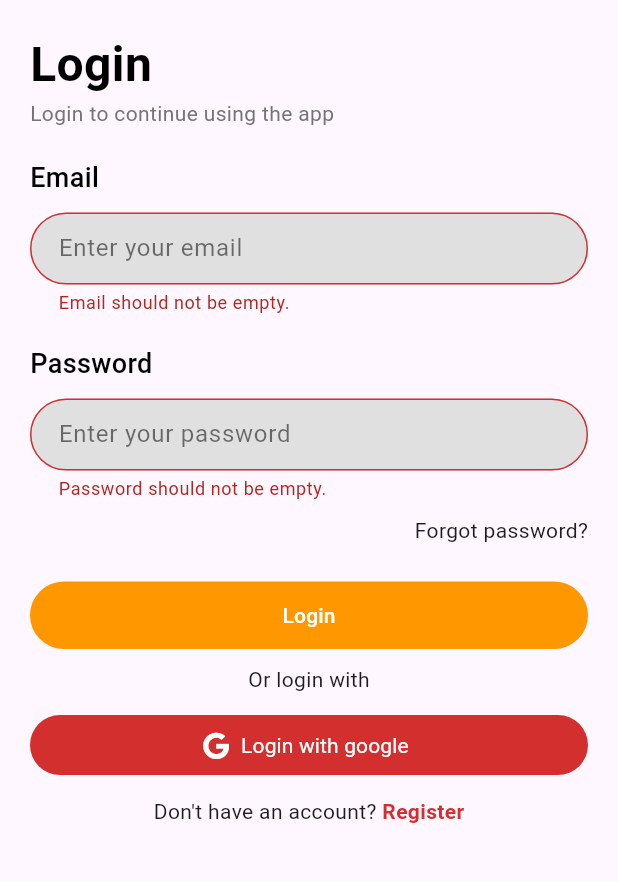
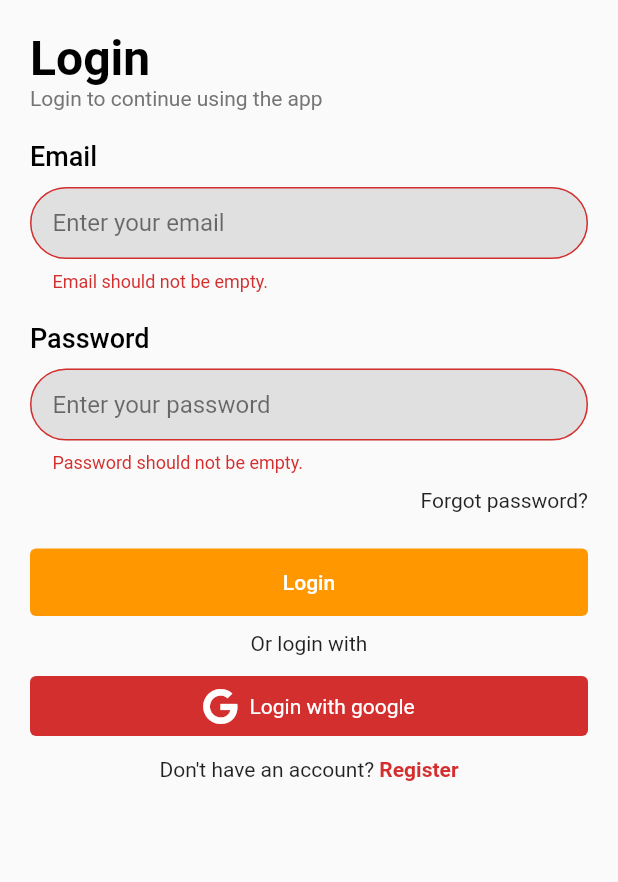
Before and after one commit to MohammedGhazaly/todo__firebase, a Flutter app: the screen it shows after launch, after a tap on "Login", after a tap on "Login with google", on a phone screen of 412 x 824 dp, the part 203-1085 px from its top. Run offline on Flutter 3.47's test engine with Material 2 defaults, Android fonts, the phone set to English and light mode, and no system bars; our stand-ins replace cloud_firestore, email_validator, firebase_auth, firebase_core, font_awesome_flutter, google_sign_in; accounts and stored records are empty.

```diff
--- a/lib/main.dart
+++ b/lib/main.dart
@@ -5,6 +5,7 @@ import 'package:provider/provider.dart';
 import 'package:todo_firebase/firebase_options.dart';
 import 'package:todo_firebase/views/auths/auth_provider/auth_provider.dart';
 import 'package:todo_firebase/views/auths/login.dart';
+import 'package:todo_firebase/views/homepage/category_provider/category_provider.dart';
 import 'package:todo_firebase/views/homepage/home_page.dart';
 
 void main() async {
@@ -15,6 +16,9 @@ void main() async {
       providers: [
         ChangeNotifierProvider(
           create: (_) => AuthProvider(),
+        ),
+        ChangeNotifierProvider(
+          create: (_) => CategoryProvider(),
         ),
       ],
       child: const MyApp(),
@@ -50,7 +54,13 @@ class _MyAppState extends State<MyApp> {
       debugShowCheckedModeBanner: false,
       title: 'Flutter Demo',
       theme: ThemeData(
-        useMaterial3: true,
+        // useMaterial3: true,
+        appBarTheme: const AppBarTheme(
+          backgroundColor: Colors.white,
+          centerTitle: true,
+          foregroundColor: Colors.orange,
+          elevation: 3,
+        ),
       ),
       home: (FirebaseAuth.instance.currentUser != null &&
               FirebaseAuth.instance.currentUser!.emailVerified)
--- a/lib/views/auths/auth_provider/auth_provider.dart
+++ b/lib/views/auths/auth_provider/auth_provider.dart
@@ -2,6 +2,7 @@ import 'dart:io';
 
 import 'package:firebase_auth/firebase_auth.dart';
 import 'package:flutter/material.dart';
+import 'package:google_sign_in/google_sign_in.dart';
 import 'package:todo_firebase/views/auths/login.dart';
 import 'package:todo_firebase/views/homepage/home_page.dart';
 
@@ -96,4 +97,44 @@ class AuthProvider extends ChangeNotifier {
     isRegistering = false;
     notifyListeners();
   }
+
+  Future<void> signInWithGoogle(BuildContext context) async {
+    // Trigger the authentication flow
+    final GoogleSignInAccount? googleUser = await GoogleSignIn().signIn();
+    if (googleUser == null) {
+      return;
+    }
+    // Obtain the auth details from the request
+
+    final GoogleSignInAuthentication googleAuth =
+        await googleUser.authentication;
+
+    // Create a new credential
+    final credential = GoogleAuthProvider.credential(
+      accessToken: googleAuth.accessToken,
+      idToken: googleAuth.idToken,
+    );
+
+    await FirebaseAuth.instance.signInWithCredential(credential);
+
+    if (!context.mounted) return;
+    Navigator.pushReplacement(context, MaterialPageRoute(builder: (context) {
+      return const HomePage();
+    }));
+  }
+
+  Future<void> resetEmail(String email, BuildContext context) async {
+    await FirebaseAuth.instance.sendPasswordResetEmail(email: email);
+
+    if (!context.mounted) return;
+    ScaffoldMessenger.of(context).showSnackBar(
+        SnackBar(content: Text("Check $email to rest password.")));
+
+    //   try {
+
+    //   } catch (e) {
+    //     print("Error");
+    //   }
+    // }
+  }
 }
--- a/lib/views/auths/widgets/custom_auth_button.dart
+++ b/lib/views/auths/widgets/custom_auth_button.dart
@@ -3,12 +3,12 @@ import 'package:flutter/material.dart';
 class CustomAuthButton extends StatelessWidget {
   final String text;
   final void Function()? onPressedFunction;
-  final bool isRegister;
+  final bool isLoading;
   const CustomAuthButton({
     super.key,
     required this.text,
     this.onPressedFunction,
-    this.isRegister = false,
+    this.isLoading = false,
   });
 
   @override
@@ -22,7 +22,7 @@ class CustomAuthButton extends StatelessWidget {
             backgroundColor: Colors.orange,
             foregroundColor: Colors.white,
           ),
-          child: isRegister == true
+          child: isLoading == true
               ? Center(
                   child: SizedBox(
                     height: 25,
@@ -32,7 +32,10 @@ class CustomAuthButton extends StatelessWidget {
                     ),
                   ),
                 )
-              : Text(text)),
+              : Text(
+                  text,
+                  style: TextStyle(color: Colors.white),
+                )),
     );
   }
 }
--- a/lib/views/auths/widgets/login_form.dart
+++ b/lib/views/auths/widgets/login_form.dart
@@ -1,4 +1,6 @@
 import 'package:email_validator/email_validator.dart';
+import 'package:firebase_auth/firebase_auth.dart';
+import 'package:firebase_core/firebase_core.dart';
 import 'package:flutter/material.dart';
 import 'package:font_awesome_flutter/font_awesome_flutter.dart';
 import 'package:provider/provider.dart';
@@ -63,13 +65,22 @@ class _LoginFormState extends State<LoginForm> {
           const SizedBox(
             height: 10,
           ),
-          const Row(
+          Row(
             mainAxisAlignment: MainAxisAlignment.end,
             children: [
-              Text(
-                "Forgot password?",
-                style: TextStyle(
-                  fontSize: 14,
+              InkWell(
+                onTap: () async {
+                  if (emailController.text.trim().isNotEmpty &&
+                      EmailValidator.validate(emailController.text)) {
+                    await authProvider.resetEmail(
+                        emailController.text, context);
+                  }
+                },
+                child: const Text(
+                  "Forgot password?",
+                  style: TextStyle(
+                    fontSize: 14,
+                  ),
                 ),
               ),
             ],
@@ -79,7 +90,7 @@ class _LoginFormState extends State<LoginForm> {
           ),
           CustomAuthButton(
               text: "Login",
-              isRegister: authProvider.isRegistering,
+              isLoading: authProvider.isRegistering,
               onPressedFunction: () async {
                 if (formKey.currentState!.validate()) {
                   await authProvider.login(
@@ -99,8 +110,10 @@ class _LoginFormState extends State<LoginForm> {
           ),
           CustomAuthButtonWithIcon(
               text: "Login with google",
-              icon: FaIcon(FontAwesomeIcons.google),
-              onPressedFunction: () {}),
+              icon: const FaIcon(FontAwesomeIcons.google),
+              onPressedFunction: () async {
+                await authProvider.signInWithGoogle(context);
+              }),
           const SizedBox(
             height: 10,
           ),
--- a/lib/views/auths/widgets/signup_form.dart
+++ b/lib/views/auths/widgets/signup_form.dart
@@ -82,7 +82,7 @@ class _SignUpFormState extends State<SignUpForm> {
           ),
           CustomAuthButton(
               text: "Signup",
-              isRegister: authProvider.isRegistering,
+              isLoading: authProvider.isRegistering,
               onPressedFunction: () async {
                 if (formKey.currentState!.validate()) {
                   await authProvider.register(
```
Also changed, not shown: lib/views/add_category/add_category.dart (added, +74 -0 lines), lib/views/homepage/category_provider/category_provider.dart (added, +24 -0 lines), lib/views/homepage/home_page.dart (+15 -1 lines), lib/views/homepage/widgets/home_page_body.dart (added, +35 -0 lines), assets/images/folder.png (added).
